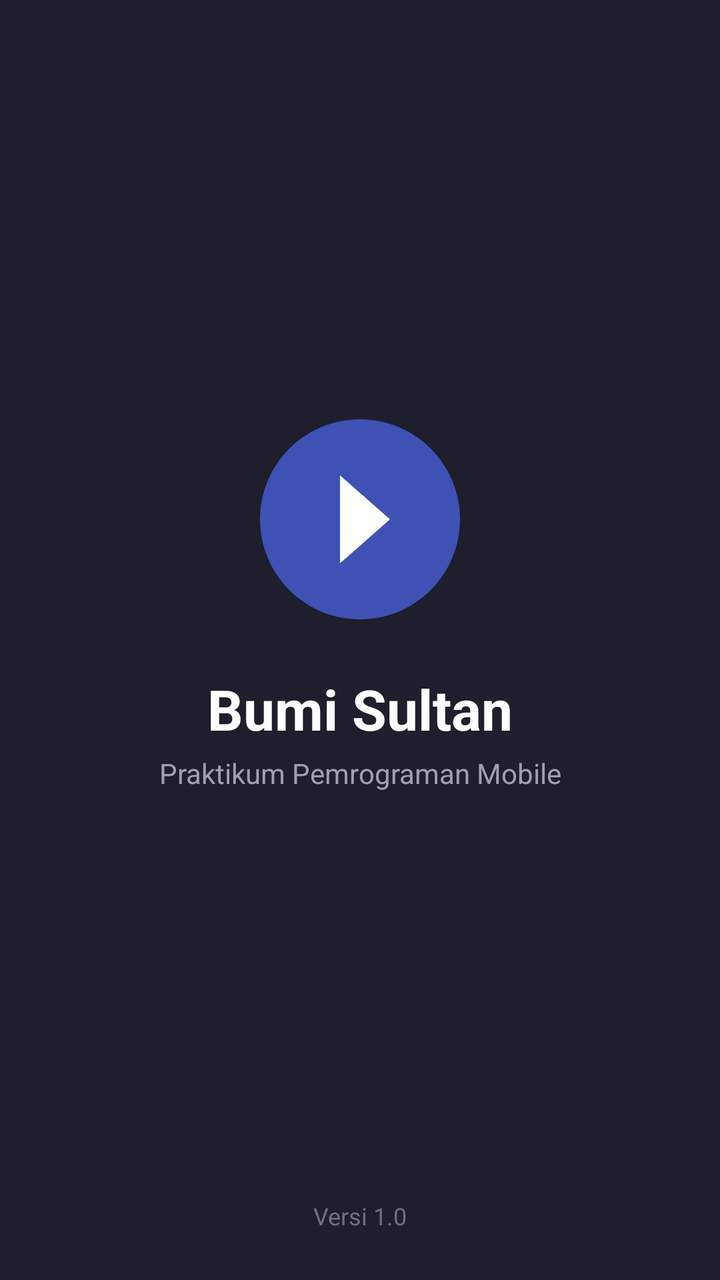
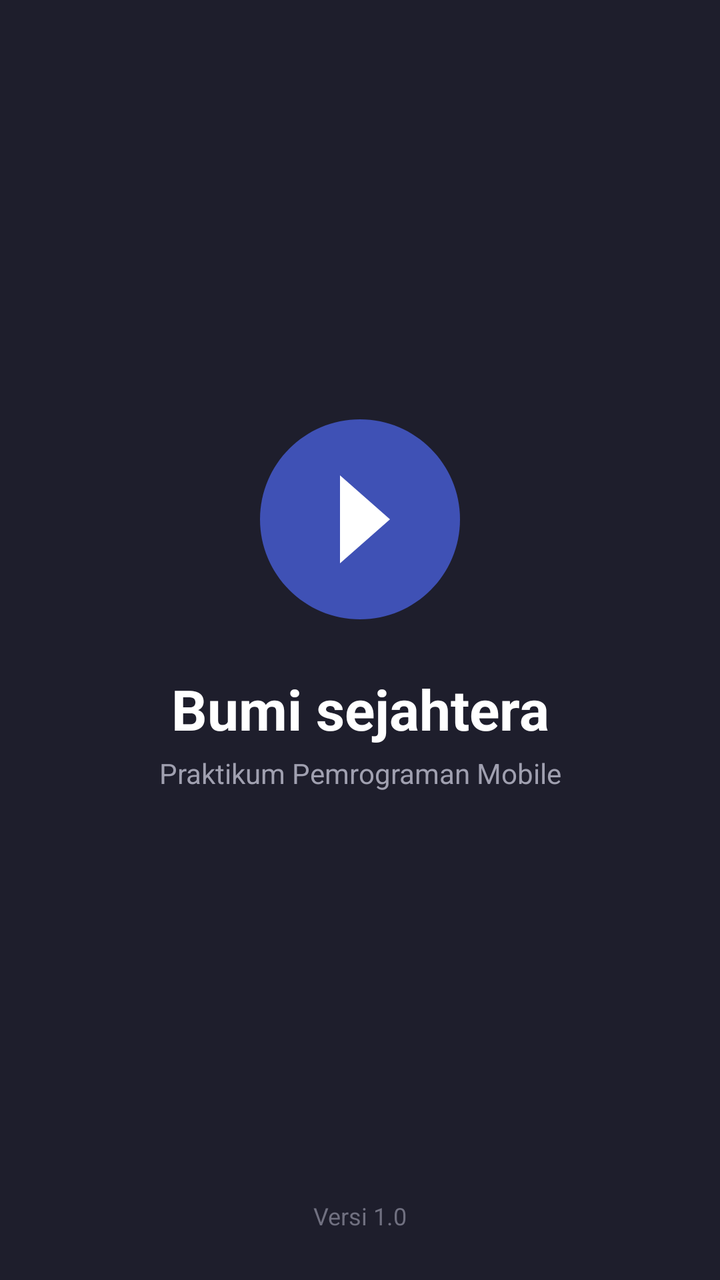

Compare the two renders of this Android layout. The source of the first and the diff that turns it into the second are given below.
<!-- AndroidManifest.xml: application theme Theme.PratikumMobileRifa -->
<!-- res/layout/activity_splash_screen.xml -->
<?xml version="1.0" encoding="utf-8"?>
<androidx.constraintlayout.widget.ConstraintLayout xmlns:android="http://schemas.android.com/apk/res/android"
    xmlns:app="http://schemas.android.com/apk/res-auto"
    xmlns:tools="http://schemas.android.com/tools"
    android:id="@+id/main"
    android:layout_width="match_parent"
    android:layout_height="match_parent"
    android:background="#1E1E2C"
    tools:context=".SplashScreenActivity">

    <LinearLayout
        android:id="@+id/llBrandContainer"
        android:layout_width="wrap_content"
        android:layout_height="wrap_content"
        android:gravity="center"
        android:orientation="vertical"
        app:layout_constraintBottom_toBottomOf="parent"
        app:layout_constraintEnd_toEndOf="parent"
        app:layout_constraintStart_toStartOf="parent"
        app:layout_constraintTop_toTopOf="parent"
        app:layout_constraintVertical_bias="0.45">

        <ImageView
            android:id="@+id/imgLogo"
            android:layout_width="120dp"
            android:layout_height="120dp"
            android:contentDescription="Logo Aplikasi"
            android:src="@drawable/ic_logo" />

        <TextView
            android:id="@+id/tvAppName"
            android:layout_width="wrap_content"
            android:layout_height="wrap_content"
            android:layout_marginTop="16dp"
            android:text="Bumi Sultan"
            android:textColor="#FFFFFF"
            android:textSize="28sp"
            android:textStyle="bold" />

        <TextView
            android:id="@+id/tvSlogan"
            android:layout_width="wrap_content"
            android:layout_height="wrap_content"
            android:layout_marginTop="4dp"
            android:text="Praktikum Pemrograman Mobile"
            android:textColor="#A0A0B0"
            android:textSize="14sp" />

    </LinearLayout>

    <TextView
        android:id="@+id/tvVersion"
        android:layout_width="wrap_content"
        android:layout_height="wrap_content"
        android:layout_marginBottom="24dp"
        android:text="Versi 1.0"
        android:textColor="#707080"
        android:textSize="12sp"
        app:layout_constraintBottom_toBottomOf="parent"
        app:layout_constraintEnd_toEndOf="parent"
        app:layout_constraintStart_toStartOf="parent" />

</androidx.constraintlayout.widget.ConstraintLayout>
<!-- resources referenced by this layout -->
<resources>
  <!-- drawable ic_logo (drawable) -->
  <vector xmlns:android="http://schemas.android.com/apk/res/android"
      android:width="120dp"
      android:height="120dp"
      android:viewportWidth="120"
      android:viewportHeight="120">
      <path
          android:fillColor="#3F51B5"
          android:pathData="M60,10 C32.4,10 10,32.4 10,60 C10,87.6 32.4,110 60,110 C87.6,110 110,87.6 110,60 C110,32.4 87.6,10 60,10 Z"/>
      <path
          android:fillColor="#FFFFFF"
          android:pathData="M50,38 L75,60 L50,82 Z"/>
  </vector>
  <style name="Theme.PratikumMobileRifa" parent="Base.Theme.PratikumMobileRifa" />
  <style name="Base.Theme.PratikumMobileRifa" parent="Theme.Material3.DayNight.NoActionBar">
          
          
      </style>
</resources>

<!-- the commit's change to res/layout/activity_splash_screen.xml (unified diff, before → after) -->
@@ -32,7 +32,7 @@
             android:layout_width="wrap_content"
             android:layout_height="wrap_content"
             android:layout_marginTop="16dp"
-            android:text="Bumi Sultan"
+            android:text="Bumi sejahtera"
             android:textColor="#FFFFFF"
             android:textSize="28sp"
             android:textStyle="bold" />
